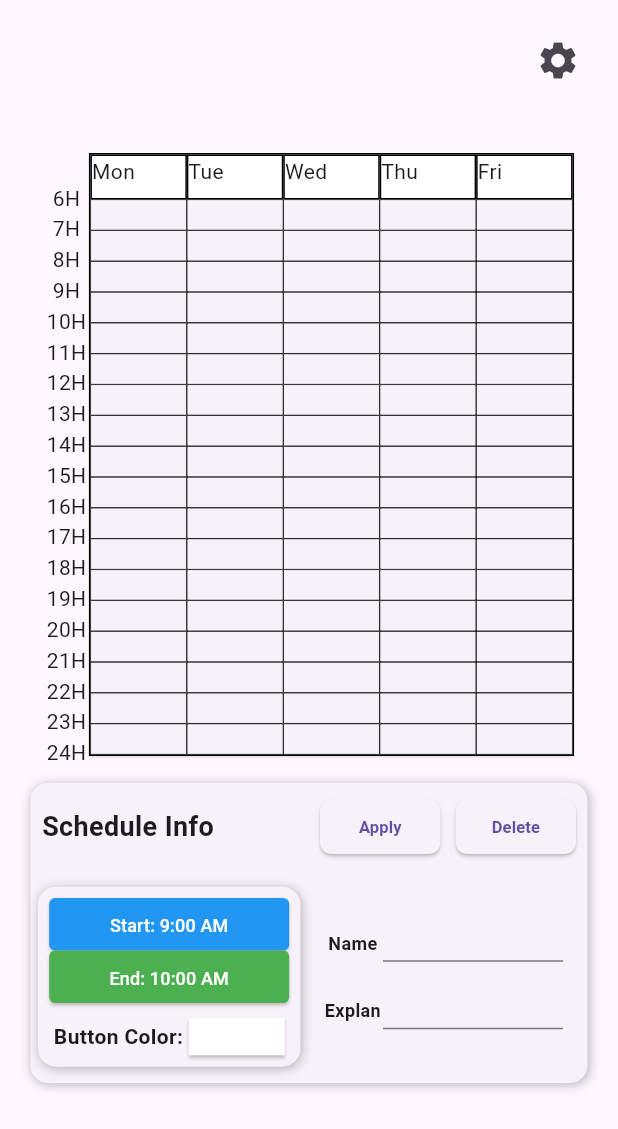
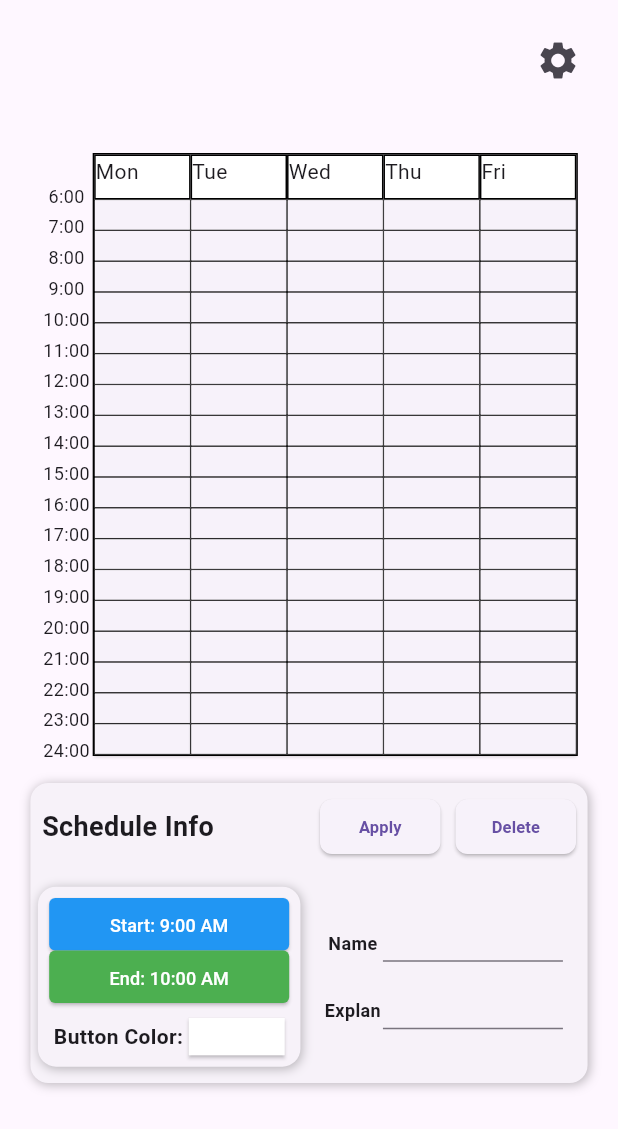
Before and after one commit to vrowdice/Flutter_Weekycal, a Flutter app: the screen it shows after launch, on a phone screen of 412 x 824 dp. Shown: the top 1129 px of the screen. Run offline on Flutter 3.47's test engine with Material 3 defaults, Android fonts, the phone set to English and light mode, and no system bars; our stand-ins replace flutter_colorpicker, shared_preferences.

Commit message:
main content complite

```diff
--- a/lib/main.dart
+++ b/lib/main.dart
@@ -200,23 +200,30 @@ Future<void> SyncData() async {
 // main
 class MainApp extends StatelessWidget {
   const MainApp({super.key});
+
   @override
   Widget build(BuildContext context) {
     return MaterialApp(
       home: Scaffold(
+        resizeToAvoidBottomInset: true,
         body: Stack(
           children: [
             Column(
               mainAxisAlignment: MainAxisAlignment.center,
               children: [
-                SingleChildScrollView(
-                  child: Row(
+                 Flexible( // Use Flexible instead of Expanded
+                  flex: 1, // Optional: You can adjust the flex factor if needed
+                  child: SingleChildScrollView(
+                    physics: const ClampingScrollPhysics(),
+                    child: Column( // Changed to Column to allow for vertical scrolling
+                      mainAxisAlignment: MainAxisAlignment.center,
+                      children: [
+                        Row(
                           mainAxisAlignment: MainAxisAlignment.center,
                           crossAxisAlignment: CrossAxisAlignment.start,
                           children: [
-                      // Set time text
                             SizedBox(
-                        width: weekTimeSizeX - 40,
+                              width: weekTimeSizeX - 35,
                               height: weekContainerSizeY + 20,
                               child: Column(
                                 children: [
@@ -229,12 +236,11 @@ class MainApp extends StatelessWidget {
                                 ],
                               ),
                             ),
-                      // Set schedule block
                             Container(
                               width: realContainerSizeX + 2,
                               height: weekContainerSizeY + 2,
-                        decoration:
-                            BoxDecoration(border: Border.all(width: 1.0)),
+                              decoration: BoxDecoration(
+                                  border: Border.all(width: 1.0)),
                               child: Column(
                                 children: [
                                   Center(
@@ -245,10 +251,10 @@ class MainApp extends StatelessWidget {
                                             index: i,
                                           )
                                       ],
-                            )),
+                                    ),
+                                  ),
                                   Stack(
                                     children: [
-                                // Week setting button columns
                                       Row(
                                         children: [
                                           for (int i = 0; i < week; i++)
@@ -257,7 +263,6 @@ class MainApp extends StatelessWidget {
                                             )
                                         ],
                                       ),
-                                // Week schedule check and resetting button columns
                                       ValueListenableBuilder(
                                         valueListenable: isSyncWithSchaduleData,
                                         builder: (context, isSyncWithData, child) {
@@ -271,7 +276,8 @@ class MainApp extends StatelessWidget {
                                                 )
                                             ],
                                           );
-                                    }),
+                                        },
+                                      ),
                                     ],
                                   ),
                                 ],
@@ -279,9 +285,12 @@ class MainApp extends StatelessWidget {
                             ),
                           ],
                         ),
+                      ],
+                    ),
+                  ),
                 ),
                 // Set schedule info block
-                const ScheduleInfoContainer()
+                const ScheduleInfoContainer(),
               ],
             ),
             // Setting button
@@ -303,7 +312,8 @@ class TimeText extends StatelessWidget {
     return SizedBox(
       height: (weekContainerSizeY - 41) / (maxTime - minTime) + 0.6,
       child: Text(
-        '${index.toString()}H',
+        '${index.toString()}:00',
+        style: TextStyle(fontSize: 12.0),
       ),
     );
   }
```
Lines whose indentation alone changed are shown as unchanged.
